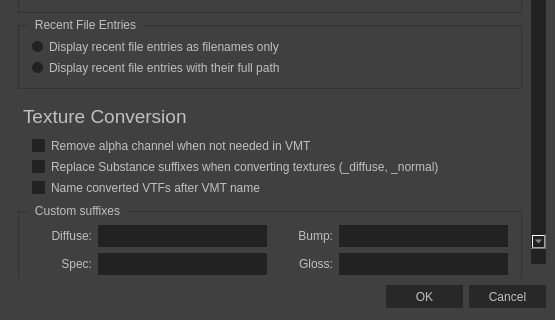
Before: the Qt Designer form ui/optionsdialog.ui in Dima-369/VMT-Editor, drawn with Qt 5; both pictures show x 0 to 555 and y 280 to 600 of the 555 by 600 pixel window.
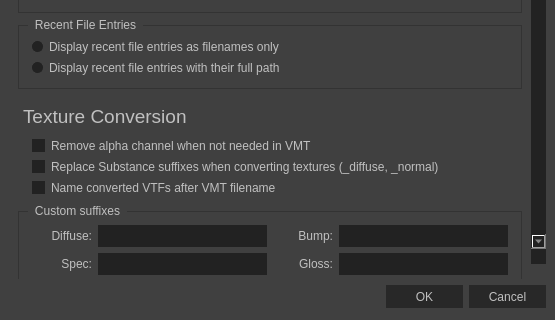
After: the same form once the commit is applied. Icons and pictures are not drawn.

The edit to the form file:
```diff
--- a/ui/optionsdialog.ui
+++ b/ui/optionsdialog.ui
@@ -799,7 +799,7 @@
          <property name="geometry">
           <rect>
            <x>0</x>
-           <y>-596</y>
+           <y>-139</y>
            <width>522</width>
            <height>1153</height>
           </rect>
@@ -901,7 +901,7 @@
             <item>
              <widget class="QCheckBox" name="checkBox_changeName">
               <property name="text">
-               <string>Name converted VTFs after VMT name</string>
+               <string>Name converted VTFs after VMT filename</string>
               </property>
              </widget>
             </item>
```
Left out of the diff: 9 changed lines with no effect on the pictures.
